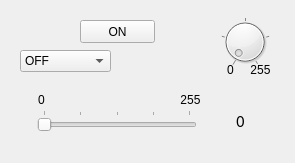
Above: lampeDimmer_GUI/mainwindow.ui from thomelect/lampeDimmer before the change. Below: the same form after it.
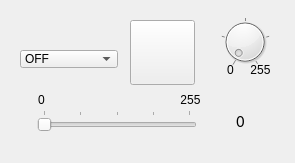
That is the form after the change.

```diff
--- a/lampeDimmer_GUI/mainwindow.ui
+++ b/lampeDimmer_GUI/mainwindow.ui
@@ -106,14 +106,14 @@
    <widget class="QPushButton" name="pushBottonOnOff">
     <property name="geometry">
      <rect>
-      <x>80</x>
+      <x>130</x>
       <y>20</y>
-      <width>75</width>
-      <height>23</height>
+      <width>65</width>
+      <height>65</height>
      </rect>
     </property>
     <property name="text">
-     <string>ON</string>
+     <string/>
     </property>
    </widget>
    <widget class="QLabel" name="lb_0_slider">
@@ -197,10 +197,22 @@
      <rect>
       <x>20</x>
       <y>50</y>
-      <width>91</width>
-      <height>22</height>
+      <width>98</width>
+      <height>18</height>
      </rect>
     </property>
+    <property name="styleSheet">
+     <string notr="true"/>
+    </property>
+    <property name="sizeAdjustPolicy">
+     <enum>QComboBox::AdjustToContentsOnFirstShow</enum>
+    </property>
+    <property name="duplicatesEnabled">
+     <bool>false</bool>
+    </property>
+    <property name="frame">
+     <bool>true</bool>
+    </property>
     <item>
      <property name="text">
       <string>OFF</string>
```
